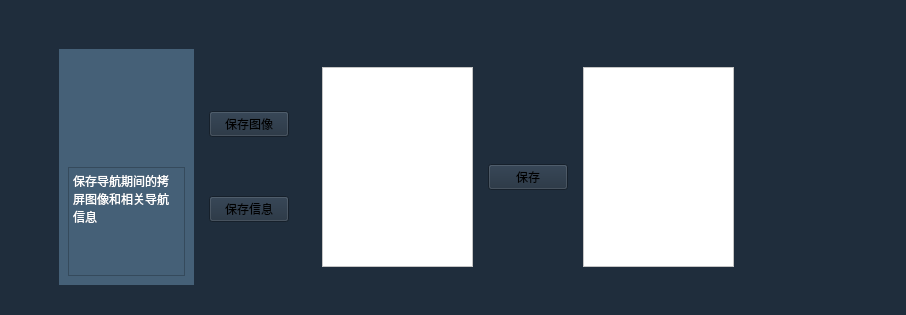
Old version of the form save.ui in the repository kalipolis/excelim_qt_withui.
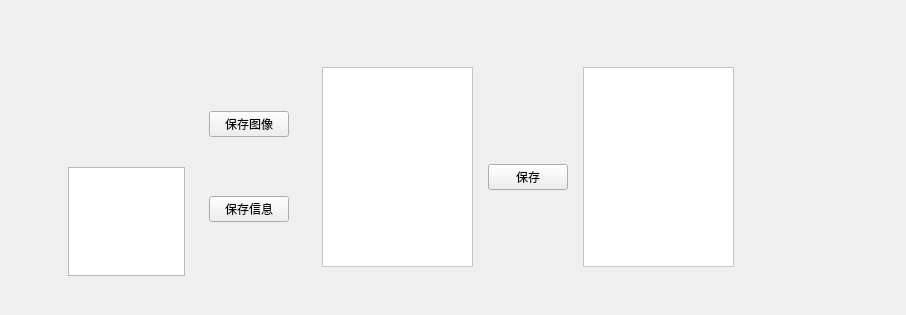
New version of the form.

The edit to the form file:
```diff
--- a/save.ui
+++ b/save.ui
@@ -14,7 +14,7 @@
    <string>Form</string>
   </property>
   <property name="styleSheet">
-   <string notr="true">background-color: rgb(31, 45, 60);</string>
+   <string notr="true"/>
   </property>
   <widget class="QStackedWidget" name="stackedWidget_6">
    <property name="geometry">
@@ -33,7 +33,7 @@
      <item>
       <widget class="QWidget" name="widget_3" native="true">
        <property name="styleSheet">
-        <string notr="true">background-color: rgb(69, 96, 119);</string>
+        <string notr="true"/>
        </property>
        <layout class="QVBoxLayout" name="verticalLayout_2" stretch="1,1">
         <item>
```
